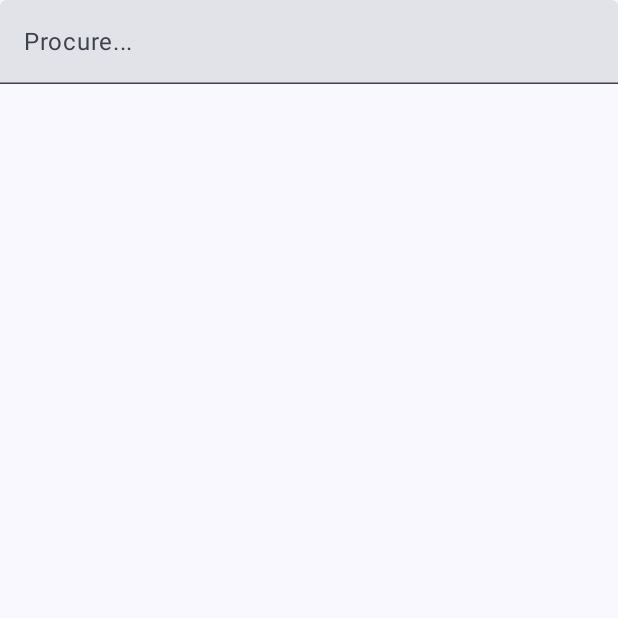
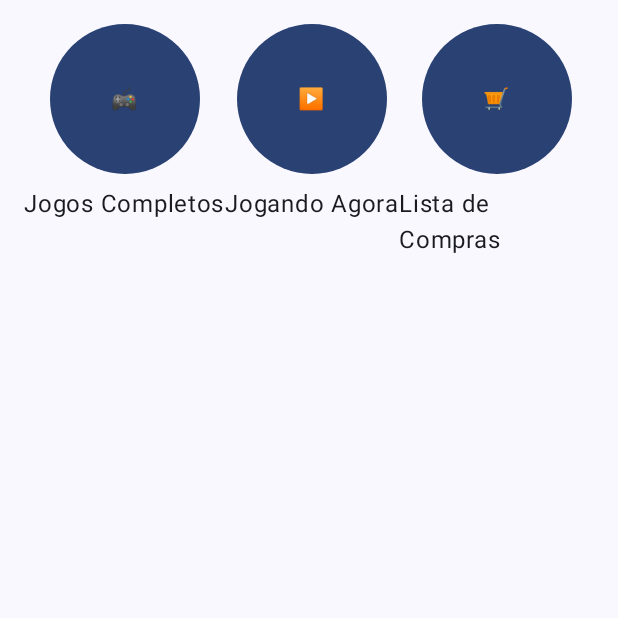
Before and after one commit to ocesar9/ScoreG, an Android app built with Jetpack Compose: the screen it shows after launch once a user with an empty profile is signed in (MainActivity), on a phone screen of 412 x 824 dp, the top half of it. Run offline under Robolectric (Android 15) with nearby library versions, the phone set to English and light mode, and no system bars; our stand-ins replace Firebase (no records; nobody signed in at launch, a user with empty details on screens opened directly).

```diff
--- a/app/build.gradle.kts
+++ b/app/build.gradle.kts
@@ -70,6 +70,7 @@ dependencies {
     implementation(libs.firebase.database)
     implementation(libs.androidx.recyclerview)
     implementation(libs.firebase.auth)
+    implementation(libs.androidx.navigation.compose)
     testImplementation(libs.junit)
     androidTestImplementation(libs.androidx.junit)
     androidTestImplementation(libs.androidx.espresso.core)
--- a/app/src/main/java/com/example/scoreg/MainActivity.kt
+++ b/app/src/main/java/com/example/scoreg/MainActivity.kt
@@ -7,7 +7,9 @@ import androidx.compose.foundation.layout.fillMaxSize
 import androidx.compose.material3.MaterialTheme
 import androidx.compose.material3.Surface
 import androidx.compose.ui.Modifier
+import androidx.navigation.compose.rememberNavController
 import com.example.scoreg.pages.HomePage
+import com.example.scoreg.pages.navigation.SetupNavGraph
 import com.example.scoreg.ui.theme.ScoreGTheme
 
 class MainActivity : AppCompatActivity() {
@@ -19,7 +21,8 @@ class MainActivity : AppCompatActivity() {
                     modifier = Modifier.fillMaxSize(),
                     color = MaterialTheme.colorScheme.background
                 ) {
-                    HomePage()
+                    val navController = rememberNavController()
+                    SetupNavGraph(navController = navController)
                 }
             }
         }
--- a/app/src/main/java/com/example/scoreg/pages/HomePage.kt
+++ b/app/src/main/java/com/example/scoreg/pages/HomePage.kt
@@ -1,14 +1,18 @@
 package com.example.scoreg.pages
 
+import androidx.compose.foundation.layout.Arrangement
 import androidx.compose.foundation.layout.Box
 import androidx.compose.foundation.layout.Column
+import androidx.compose.foundation.layout.Row
 import androidx.compose.foundation.layout.Spacer
 import androidx.compose.foundation.layout.fillMaxSize
 import androidx.compose.foundation.layout.fillMaxWidth
 import androidx.compose.foundation.layout.height
 import androidx.compose.foundation.layout.padding
+import androidx.compose.foundation.layout.size
 import androidx.compose.foundation.lazy.LazyColumn
 import androidx.compose.foundation.lazy.items
+import androidx.compose.material3.Button
 import androidx.compose.material3.CircularProgressIndicator
 import androidx.compose.material3.Text
 import androidx.compose.material3.TextField
@@ -20,47 +24,101 @@ import androidx.compose.ui.Alignment
 import androidx.compose.ui.Modifier
 import androidx.compose.ui.unit.dp
 import androidx.lifecycle.viewmodel.compose.viewModel
+import androidx.navigation.NavController
 import com.example.scoreg.models.MainViewModel
 
 @Composable
-fun HomePage(modifier: Modifier = Modifier) {
+fun HomePage(navController: NavController, modifier: Modifier = Modifier) {
     val viewModel = viewModel<MainViewModel>();
     val searchText by viewModel.searchText.collectAsState();
     val games by viewModel.games.collectAsState();
     val isSearching by viewModel.isSearching.collectAsState();
 
-    Column(modifier = Modifier
-        .fillMaxSize(),
-    ){
-        TextField(
-            value = searchText,
-            onValueChange = viewModel::onSearchTextChange,
-            placeholder = { Text(text = "Procure...") },
-            modifier = Modifier.fillMaxWidth()
-        )
-        Spacer(modifier = Modifier.height(16.dp))
-        if(isSearching){
-            Box(
-                modifier = Modifier.fillMaxWidth()
+    Row(
+        modifier = Modifier
+            .fillMaxWidth()
+            .padding(16.dp),
+        horizontalArrangement = Arrangement.SpaceEvenly
+    ) {
+        // Botão 1 - Jogos Completos
+        Column(
+            horizontalAlignment = Alignment.CenterHorizontally
+        ) {
+            Button(
+                onClick = { navController.navigate("complete_games") },
+                modifier = Modifier
+                    .size(100.dp)  // Define o botão quadrado
             ) {
-                CircularProgressIndicator(
-                    modifier = Modifier.align(Alignment.Center)
-                )
+                // Aqui você pode usar um ícone no lugar do Text, se preferir
+                Text(text = "🎮")  // Placeholder para ícone
             }
+            Spacer(modifier = Modifier.height(8.dp))
+            Text(text = "Jogos Completos")
         }
-        LazyColumn(
-            modifier = Modifier
-                .fillMaxWidth()
-                .weight(1f)
+
+        // Botão 2 - Jogando Agora
+        Column(
+            horizontalAlignment = Alignment.CenterHorizontally
         ) {
-            this.items(games){ game ->
-                Text(
-                    text = game.title,
-                    modifier = Modifier
-                        .fillMaxWidth()
-                        .padding(vertical = 16.dp)
-                )
+            Button(
+                onClick = { navController.navigate("playing_now") },
+                modifier = Modifier
+                    .size(100.dp)  // Define o botão quadrado
+            ) {
+                Text(text = "▶️")  // Placeholder para ícone
             }
+            Spacer(modifier = Modifier.height(8.dp))
+            Text(text = "Jogando Agora")
+        }
+
+        // Botão 3 - Lista de Compras
+        Column(
+            horizontalAlignment = Alignment.CenterHorizontally
+        ) {
+            Button(
+                onClick = { navController.navigate("wish_list") },
+                modifier = Modifier
+                    .size(100.dp)  // Define o botão quadrado
+            ) {
+                Text(text = "🛒")  // Placeholder para ícone
+            }
+            Spacer(modifier = Modifier.height(8.dp))
+            Text(text = "Lista de Compras")
         }
     }
+
+//    Column(modifier = Modifier
+//        .fillMaxSize(),
+//    ){
+//        TextField(
+//            value = searchText,
+//            onValueChange = viewModel::onSearchTextChange,
+//            placeholder = { Text(text = "Procure...") },
+//            modifier = Modifier.fillMaxWidth()
+//        )
+//        Spacer(modifier = Modifier.height(16.dp))
+//        if(isSearching){
+//            Box(
+//                modifier = Modifier.fillMaxWidth()
+//            ) {
+//                CircularProgressIndicator(
+//                    modifier = Modifier.align(Alignment.Center)
+//                )
+//            }
+//        }
+//        LazyColumn(
+//            modifier = Modifier
+//                .fillMaxWidth()
+//                .weight(1f)
+//        ) {
+//            this.items(games){ game ->
+//                Text(
+//                    text = game.title,
+//                    modifier = Modifier
+//                        .fillMaxWidth()
+//                        .padding(vertical = 16.dp)
+//                )
+//            }
+//        }
+//    }
 }
--- /dev/null
+++ b/app/src/main/java/com/example/scoreg/pages/navigation/NavGraph.kt
@@ -0,0 +1,20 @@
+package com.example.scoreg.pages.navigation
+
+import androidx.compose.runtime.Composable
+import androidx.navigation.NavHostController
+import androidx.navigation.compose.NavHost
+import androidx.navigation.compose.composable
+import com.example.scoreg.pages.*
+import com.example.scoreg.pages.gamenavbar.CompleteGamesPage
+import com.example.scoreg.pages.gamenavbar.PlayingNowPage
+import com.example.scoreg.pages.gamenavbar.WishListPage
+
+@Composable
+fun SetupNavGraph(navController: NavHostController) {
+    NavHost(navController = navController, startDestination = "home") {
+        composable("home") { HomePage(navController = navController) }
+        composable("complete_games") { CompleteGamesPage(navController = navController) }
+        composable("playing_now") { PlayingNowPage(navController = navController) }
+        composable("wish_list") { WishListPage(navController = navController) }
+    }
+}
--- a/gradle/libs.versions.toml
+++ b/gradle/libs.versions.toml
@@ -18,6 +18,7 @@ firebaseDatabase = "21.0.0"
 recyclerview = "1.3.2"
 recyclerviewVersion = "1.0.0"
 firebaseAuth = "23.0.0"
+navigationCompose = "2.7.7"
 
 [libraries]
 androidx-core-ktx = { group = "androidx.core", name = "core-ktx", version.ref = "coreKtx" }
@@ -44,6 +45,7 @@ google-services = { group = "com.google.gms", name = "google-services", version.
 firebase-database = { group = "com.google.firebase", name = "firebase-database", version.ref = "firebaseDatabase" }
 androidx-recyclerview = { group = "androidx.recyclerview", name = "recyclerview", version.ref = "recyclerview" }
 firebase-auth = { group = "com.google.firebase", name = "firebase-auth", version.ref = "firebaseAuth" }
+androidx-navigation-compose = { group = "androidx.navigation", name = "navigation-compose", version.ref = "navigationCompose" }
 
 [plugins]
 androidApplication = { id = "com.android.application", version.ref = "agp" }
```
Also changed, not shown: app/src/main/java/com/example/scoreg/pages.gamenavbar/CompletedGamesPage.kt (added, +29 -0 lines), app/src/main/java/com/example/scoreg/pages.gamenavbar/PlayingNowpage.kt (added, +29 -0 lines), app/src/main/java/com/example/scoreg/pages.gamenavbar/WishListPage.kt (added, +29 -0 lines).
